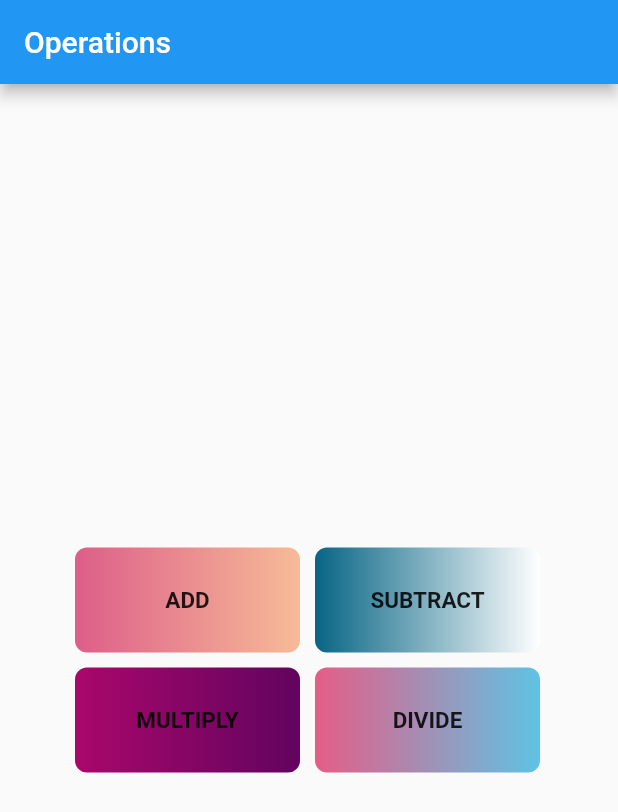
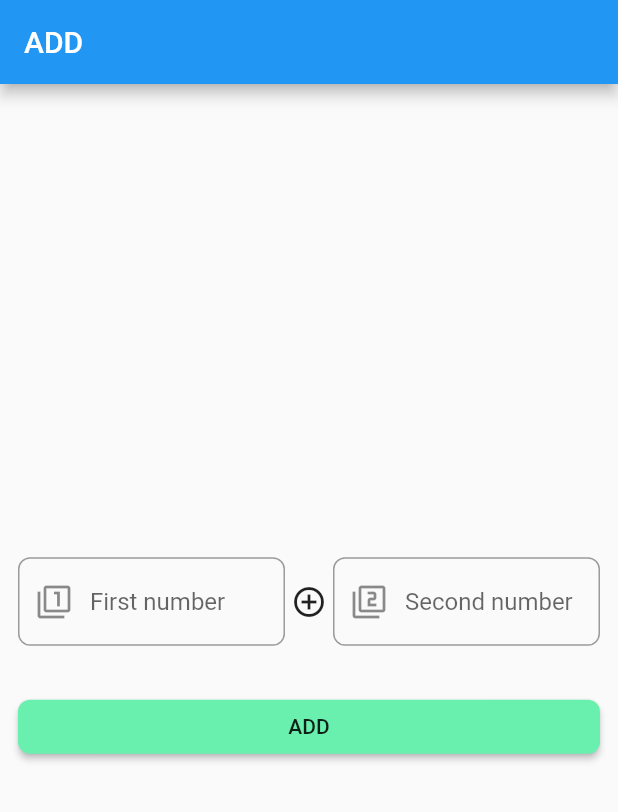
Before and after one commit to JossinAntony/Flutter-Multipages-Arithmetic-Operations, a Flutter app: the screen it shows after launch, on a phone screen of 412 x 824 dp. Shown: the top 812 px of the screen. Run offline on Flutter 3.47's test engine with Material 2 defaults, Android fonts, the phone set to English and light mode, and no system bars.

Commit message:
add.dart file added.

```diff
--- a/lib/main.dart
+++ b/lib/main.dart
@@ -1,4 +1,5 @@
 import 'package:flutter/material.dart';
+import 'package:flutter_app_multipage/pages/add.dart';
 import 'package:flutter_app_multipage/pages/homepage.dart';
 
 void main() {
@@ -8,6 +9,6 @@ void main() {
 class MyApp extends StatelessWidget {
   @override
   Widget build(BuildContext context) {
-    return Homepage();
+    return Add();
   }
 }
--- /dev/null
+++ b/lib/pages/add.dart
@@ -0,0 +1,80 @@
+
+
+import 'package:flutter/material.dart';
+
+class Add extends StatelessWidget {
+
+  TextEditingController num1Cntrlr = TextEditingController();
+  TextEditingController num2Cntrlr = TextEditingController();
+
+  @override
+  Widget build(BuildContext context) {
+    return MaterialApp(
+      home: Scaffold(
+        appBar: AppBar(
+          title: Text('ADD'),
+        ),
+        body: Container(
+          padding: EdgeInsets.only(left: 12.0, right: 12.0),
+          alignment: Alignment.center,
+          child: Column(
+            mainAxisAlignment: MainAxisAlignment.center,
+            children: <Widget>[
+              Row(
+                children: <Widget>[
+                  Flexible(
+                    child: TextField(
+                      controller: num1Cntrlr,
+                      decoration: InputDecoration(
+                        border: OutlineInputBorder(
+                          borderRadius: BorderRadius.circular(8.0),
+                        ),
+                        prefixIcon: Icon(Icons.filter_1),
+                        hintText: 'First number',
+                      ),
+                    ),
+                  ),
+
+                  SizedBox(width: 4.0),
+
+                  Icon(Icons.control_point),
+                  /*Icon(Icons.close),
+                  Icon(Icons.remove),
+                  Icon(Icons.timeline),*/
+
+                  SizedBox(width: 4.0),
+
+                  Flexible(
+                    child: TextField(
+                      controller: num2Cntrlr,
+                      decoration: InputDecoration(
+                        border: OutlineInputBorder(
+                          borderRadius: BorderRadius.circular(8.0),
+                        ),
+                        prefixIcon: Icon(Icons.filter_2),
+                        hintText: 'Second number',
+                      ),
+                    ),
+                  ),
+                ],
+              ),
+
+              SizedBox(height: 30.0),
+
+              RaisedButton(
+                onPressed: (){
+                  print(double.parse(num1Cntrlr.text) + double.parse(num2Cntrlr.text));
+                },
+                color: Colors.greenAccent,
+                shape: RoundedRectangleBorder(
+                  borderRadius: BorderRadius.circular(8.0),
+                ),
+                child: Center(child: Text('ADD')),
+              ),
+            ],
+          ),
+        )
+      )
+    );
+  }
+}
```
